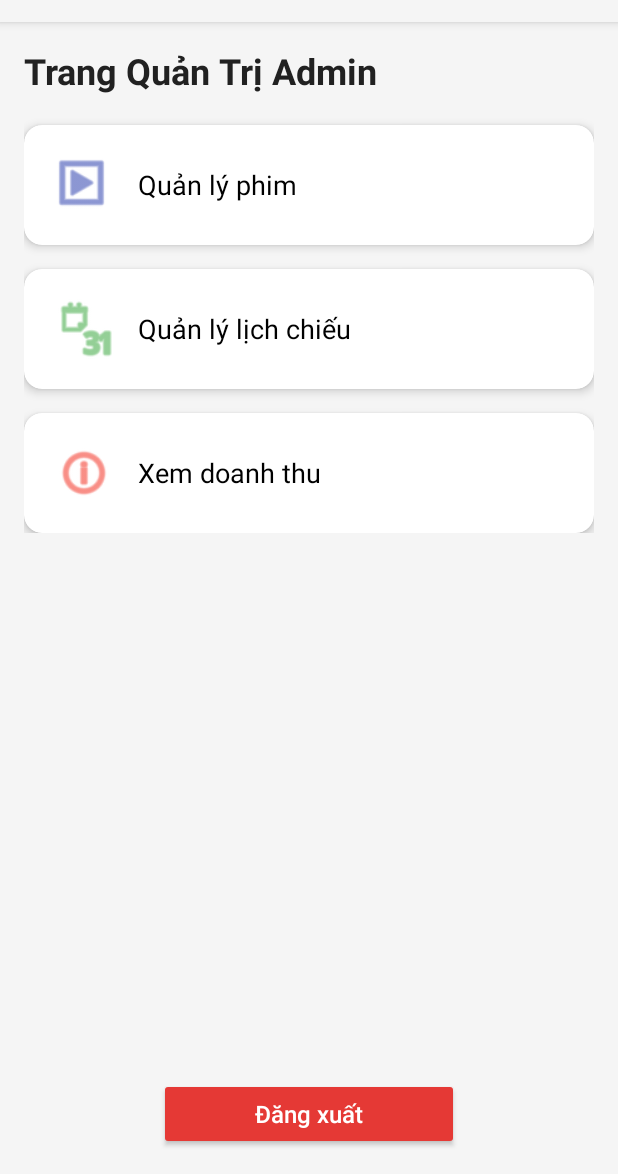
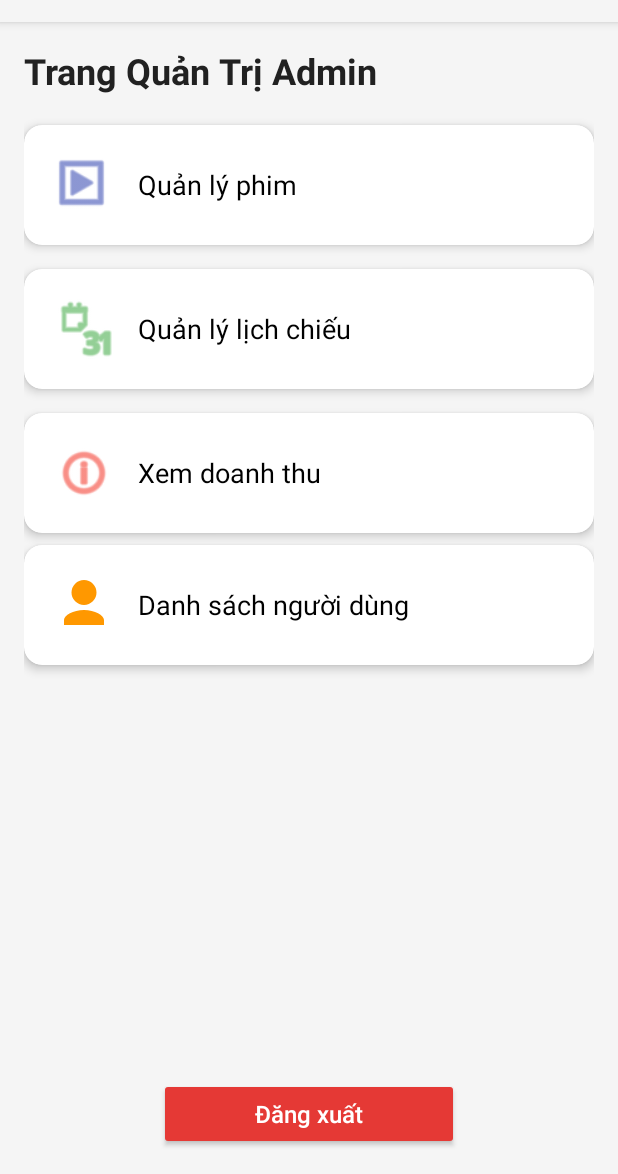
Before and after one commit to Lehuutien2908/DoAnMobile, an Android app: the AdminMainActivity screen opened directly, with no data from a screen before it, on a phone screen of 412 x 824 dp, the part 62-1236 px from its top. Run offline under Robolectric (Android 15) with nearby library versions, the phone set to English and light mode, and no system bars; our stand-ins replace Firebase (no records; nobody signed in at launch, a user with empty details on screens opened directly).

Commit message:
WIP: lưu tạm trước khi pull

```diff
--- a/app/src/main/AndroidManifest.xml
+++ b/app/src/main/AndroidManifest.xml
@@ -59,6 +59,7 @@
         <activity android:name=".activity.ScheduleManagementActivity" />
         <activity android:name=".activity.DashboardActivity" />
         <activity android:name=".activity.AddMovieActivity" />
+        <activity android:name=".activity.UserListAdminActivity"/>
         <!-- Admin -->
 
 
--- a/app/src/main/java/com/example/doanmobile/activity/AdminMainActivity.java
+++ b/app/src/main/java/com/example/doanmobile/activity/AdminMainActivity.java
@@ -14,7 +14,7 @@ import com.google.firebase.auth.FirebaseAuth;
 public class AdminMainActivity extends AppCompatActivity {
     private FirebaseAuth auth;
 
-    CardView layoutMovieManagement, layoutSchedule, layoutDashboard;
+    CardView layoutMovieManagement, layoutSchedule, layoutDashboard, layoutUserList;
     Button btnLogout;
 
     @Override
@@ -26,6 +26,7 @@ public class AdminMainActivity extends AppCompatActivity {
         layoutMovieManagement = findViewById(R.id.layoutMovieManagement);
         layoutSchedule = findViewById(R.id.layoutSchedule);
         layoutDashboard = findViewById(R.id.layoutDashboard);
+        layoutUserList = findViewById(R.id.layoutUserList); // Thêm dòng này
         btnLogout = findViewById(R.id.btnLogout);
 
         // Xử lý sự kiện mở Quản lý phim
@@ -55,6 +56,16 @@ public class AdminMainActivity extends AppCompatActivity {
             }
         });
 
+        // Xử lý sự kiện mở Danh sách người dùng
+        layoutUserList.setOnClickListener(new View.OnClickListener() {
+            @Override
+            public void onClick(View v) {
+                Intent intent = new Intent(AdminMainActivity.this,UserListAdminActivity.class);
+                startActivity(intent);
+            }
+        });
+
+        // Đăng xuất
         auth = FirebaseAuth.getInstance();
         btnLogout.setOnClickListener(new View.OnClickListener() {
             @Override
--- a/app/src/main/res/layout/activity_admin_main.xml
+++ b/app/src/main/res/layout/activity_admin_main.xml
@@ -121,6 +121,39 @@
                         android:textSize="18sp" />
                 </LinearLayout>
             </androidx.cardview.widget.CardView>
+            <!-- Danh sách người dùng -->
+            <androidx.cardview.widget.CardView
+                android:id="@+id/layoutUserList"
+                android:layout_width="match_parent"
+                android:layout_height="wrap_content"
+                android:layout_marginTop="8dp"
+                android:layout_marginBottom="16dp"
+                card_view:cardCornerRadius="12dp"
+                card_view:cardElevation="4dp">
+
+                <LinearLayout
+                    android:layout_width="match_parent"
+                    android:layout_height="wrap_content"
+                    android:gravity="center_vertical"
+                    android:orientation="horizontal"
+                    android:padding="20dp">
+
+                    <ImageView
+                        android:layout_width="40dp"
+                        android:layout_height="40dp"
+                        android:layout_marginEnd="16dp"
+                        android:src="@drawable/ic_account"
+                        card_view:tint="#FF9800" />
+
+                    <TextView
+                        android:layout_width="wrap_content"
+                        android:layout_height="wrap_content"
+                        android:text="Danh sách người dùng"
+                        android:textColor="#000000"
+                        android:textSize="18sp" />
+                </LinearLayout>
+            </androidx.cardview.widget.CardView>
+
         </LinearLayout>
     </ScrollView>
 
```
Also changed, not shown: app/src/main/java/com/example/doanmobile/activity/UserListAdminActivity.java (added, +56 -0 lines), app/src/main/java/com/example/doanmobile/adapter/ListUserAdminAdapter.java (added, +49 -0 lines), app/src/main/java/com/example/doanmobile/model/UserModel.java (+6 -6 lines), app/src/main/res/layout/activity_user_list_admin.xml (added, +43 -0 lines), app/src/main/res/layout/item_user_admin.xml (added, +66 -0 lines).
